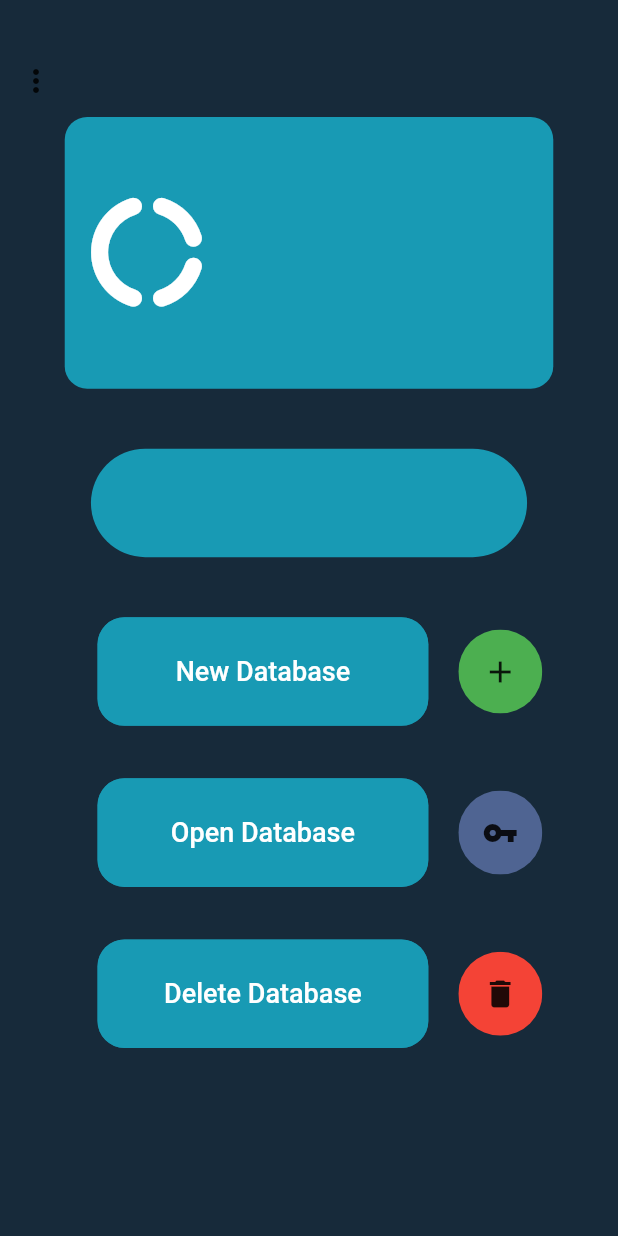
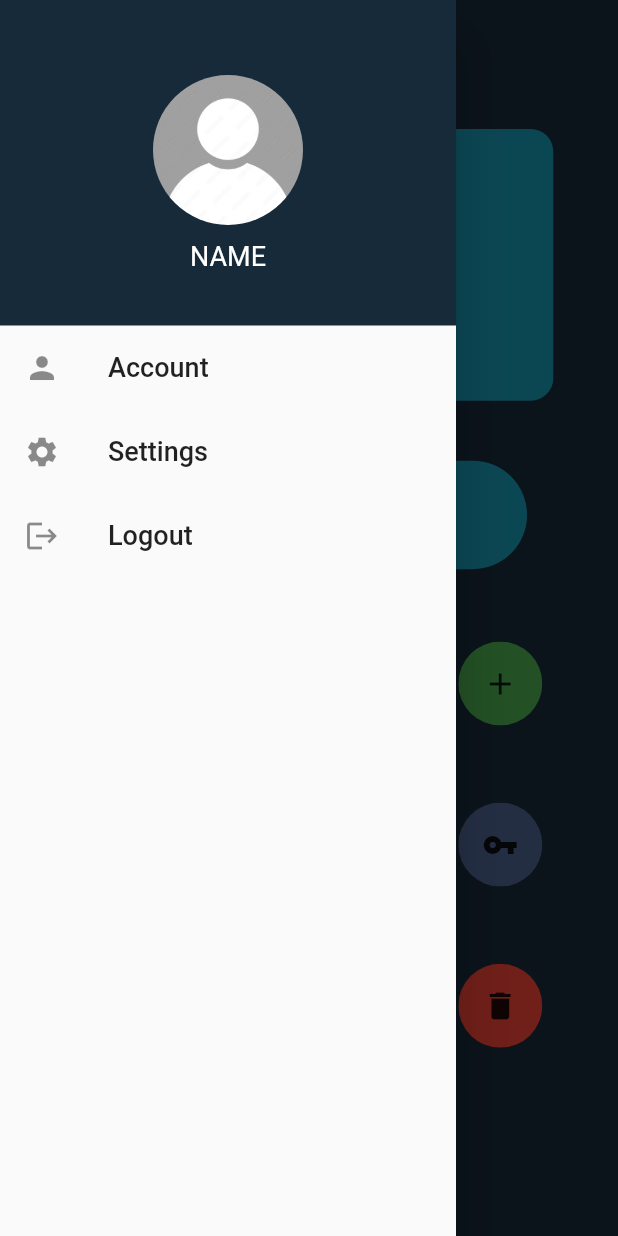
Before and after one commit to kevin-gonzalez16/TrueVault, a Flutter app: the MainScreen screen opened directly with empty values, with the side drawer open (before the commit the screen has no drawer), on a phone screen of 412 x 824 dp. Run offline on Flutter 3.47's test engine with Material 2 defaults, Android fonts, the phone set to English and light mode, and no system bars; our stand-ins replace cloud_firestore, firebase_auth, firebase_core; missing offline and left inert: encrypt; accounts and stored records are empty.

Commit message:
ui account settings changes, database changes

```diff
--- /dev/null
+++ b/lib/screens/main_drawer.dart
@@ -0,0 +1,108 @@
+import 'package:flutter/material.dart';
+import 'package:true_vault/screens/landing_screen.dart';
+import 'landing_screen.dart';
+
+class MainDrawer extends StatelessWidget {
+  final String email;
+  const MainDrawer({Key? key, required this.email}) : super(key: key);
+
+  @override
+  Widget build(BuildContext context) {
+    return Drawer(
+      child: Column(
+        children: <Widget>[
+          Container(
+            width: double.infinity,
+            padding: EdgeInsets.all(20),
+            color: const Color.fromRGBO(23, 42, 58, 1.0),
+            child: Center(
+              child: Column(
+                children: <Widget>[
+                  /* Container(
+                      width: 100,
+                      height: 100,
+                      margin: EdgeInsets.only(
+                        top: 30,
+                        bottom: 10,
+                      ),
+                      child: Column(
+                        children: [
+                          Icon(Icons.account_circle_rounded,
+                              size: 100.0, color: Colors.white54)
+                        ],
+                      )), */
+
+                  Container(
+                    width: 100,
+                    height: 100,
+                    margin: EdgeInsets.only(
+                      top: 30,
+                      bottom: 10,
+                    ),
+                    decoration: BoxDecoration(
+                      shape: BoxShape.circle,
+                      image: DecorationImage(
+                          image: AssetImage(
+                            'lib/assets/deafult.jpg',
+                          ),
+                          fit: BoxFit.fill),
+                    ),
+                  ),
+                  Text(
+                    "NAME",
+                    style: TextStyle(
+                      color: Colors.white,
+                      fontSize: 18,
+                    ),
+                  ),
+                  Text(
+                    email,
+                    style: TextStyle(
+                      color: Colors.white,
+                      fontSize: 14,
+                    ),
+                  ),
+                ],
+              ),
+            ),
+          ),
+          ListTile(
+            leading: Icon(Icons.person),
+            title: Text(
+              'Account',
+              style: TextStyle(
+                fontSize: 18,
+              ),
+            ),
+            onTap: null,
+          ),
+          ListTile(
+            leading: Icon(Icons.settings),
+            title: Text(
+              'Settings',
+              style: TextStyle(
+                fontSize: 18,
+              ),
+            ),
+            onTap: null,
+          ),
+          ListTile(
+            leading: Icon(Icons.logout),
+            title: Text(
+              'Logout',
+              style: TextStyle(
+                fontSize: 18,
+              ),
+            ),
+            onTap: () {
+              Navigator.pushReplacement(
+                  context,
+                  MaterialPageRoute(
+                      builder: (context) => const LandingScreen()));
+            },
+          ),
+        ],
+      ),
+    );
+  }
+}
--- a/lib/screens/main_screen.dart
+++ b/lib/screens/main_screen.dart
@@ -2,17 +2,14 @@ import 'package:flutter/material.dart';
 import 'package:true_vault/screens/choose_database_screen.dart';
 import 'package:true_vault/screens/create_database_screen.dart';
 import 'package:true_vault/screens/delete_database_screen.dart';
+import 'package:true_vault/screens/main_drawer.dart';
 import 'package:true_vault/screens/view_database_screen.dart';
 import 'package:true_vault/screens/view_record.dart';
 import 'package:true_vault/utils/database.dart';
 import 'package:true_vault/utils/encryptor.dart';
 import 'package:true_vault/utils/user.dart';
 
-import 'landing_screen.dart';
-
-enum _MenuValues {
-  logout,
-}
+import './main_drawer.dart';
 
 class MainScreen extends StatefulWidget {
   final TrueVaultUser currentUser;
@@ -36,66 +33,18 @@ class _MainScreenState extends State<MainScreen> {
     return Scaffold(
         resizeToAvoidBottomInset: false, // set it to false
         backgroundColor: const Color.fromRGBO(23, 42, 58, 1.0),
+        appBar: AppBar(
+          backgroundColor: const Color.fromRGBO(23, 42, 58, 1.0),
+          elevation: 0,
+        ),
+        drawer: MainDrawer(email: widget.currentUser.email),
         body: Center(
             child: Column(
           children: [
             Container(
               height: 30.0,
             ),
-            Row(
-              mainAxisAlignment: MainAxisAlignment.start,
-              children: [
-                PopupMenuButton<_MenuValues>(
-                  key: const Key("PopupMenuButton"),
-                  itemBuilder: (BuildContext context) => [
-                    PopupMenuItem(
-                      key: const Key("logoutButton"),
-                      child: Text(
-                        'Logout',
-                      ),
-                      value: _MenuValues.logout,
-                    ),
-                  ],
-                  onSelected: (value) {
-                    switch (value) {
-                      case _MenuValues.logout:
-                        Navigator.pushReplacement(
-                            context,
-                            MaterialPageRoute(
-                                builder: (context) => const LandingScreen()));
-                        setState(() {
-                          databaseIndex = 0;
-                          recordIndex = 0;
-                        });
-                        break;
-                    }
-                  },
-                ),
-              ],
-            ),
 
-            /*Row(
-              mainAxisAlignment: MainAxisAlignment.start,
-              children: [
-                TextButton(
-                  key: const Key("logoutButton"),
-                  child: const Text(
-                    "Logout",
-                    style: TextStyle(color: Colors.grey),
-                  ),
-                  onPressed: () {
-                    setState(() {
-                      databaseIndex = 0;
-                      recordIndex = 0;
-                    });
-                    Navigator.pushReplacement(
-                        context,
-                        MaterialPageRoute(
-                            builder: (context) => const LandingScreen()));
-                  },
-                ),
-              ],
-            ),*/
             GestureDetector(
               //Swiper for database
               onHorizontalDragEnd: (dragEndDetails) {
@@ -156,7 +105,8 @@ class _MainScreenState extends State<MainScreen> {
                               : Encryptor.cipherToPlainText(
                                   widget.currentUser.databases[databaseIndex]
                                       .databaseName,
-                                  widget.password, widget.currentUser.uID),
+                                  widget.password,
+                                  widget.currentUser.uID),
                           style: const TextStyle(
                               fontSize: 20,
                               color: Colors.white,
@@ -240,7 +190,8 @@ class _MainScreenState extends State<MainScreen> {
                                       .databases[databaseIndex]
                                       .forms[recordIndex]
                                       .formDetails["serviceName"],
-                                  widget.password, widget.currentUser.uID),
+                                  widget.password,
+                                  widget.currentUser.uID),
                       style: const TextStyle(
                           fontSize: 20,
                           color: Colors.white,
--- a/lib/utils/user.dart
+++ b/lib/utils/user.dart
@@ -2,10 +2,18 @@ import 'package:true_vault/utils/database.dart';
 
 class TrueVaultUser {
   String uID;
+  String email;
+
   List<Database> databases;
 
-  TrueVaultUser(this.uID, this.databases);
+  TrueVaultUser(
+    this.uID,
+    this.email,
+    this.databases,
+  );
 }
+
+
 /*
 Class User
     Name = Encrypted String
--- a/pubspec.yaml
+++ b/pubspec.yaml
@@ -64,7 +64,8 @@ flutter:
   uses-material-design: true
 
   # To add assets to your application, add an assets section, like this:
-  # assets:
+  assets:
+      - lib/assets/deafult.jpg
   #   - images/a_dot_burr.jpeg
   #   - images/a_dot_ham.jpeg
 
```
Also changed, not shown: lib/screens/create_database_screen.dart (+7 -30 lines), lib/services/auth.dart (+6 -1 lines), lib/assets/deafult.jpg (added), 1 other file.
